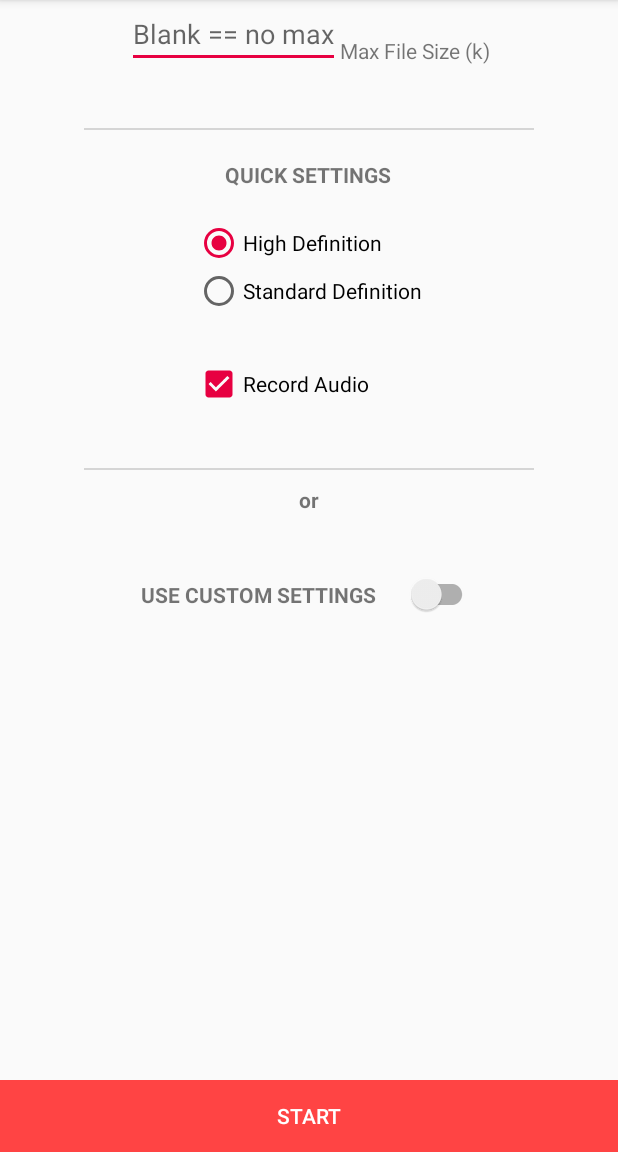
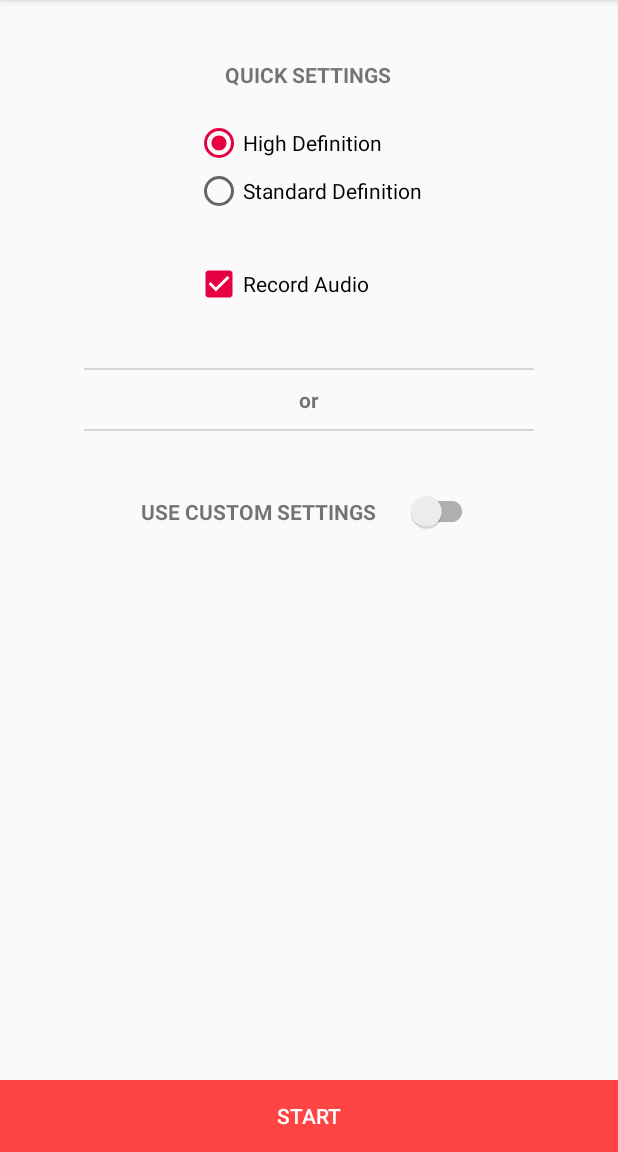
Before and after one commit to HBiSoft/HBRecorder, an Android app: the screen it shows after launch (MainActivity), on a phone screen of 412 x 824 dp, the part 84-1236 px from its top. Run offline under Robolectric (Android 15) with nearby library versions, the phone set to English and light mode, and no system bars.

```diff
--- a/app/src/main/java/com/hbisoft/hbrecorderexample/MainActivity.java
+++ b/app/src/main/java/com/hbisoft/hbrecorderexample/MainActivity.java
@@ -192,7 +192,6 @@ public class MainActivity extends AppCompatActivity implements HBRecorderListene
         radioGroup = findViewById(R.id.radio_group);
         recordAudioCheckBox = findViewById(R.id.audio_check_box);
         custom_settings_switch = findViewById(R.id.custom_settings_switch);
-        maxFileSizeInK = findViewById(R.id.max_file_size);
     }
 
     //Start Button OnClickListener
@@ -487,9 +486,6 @@ public class MainActivity extends AppCompatActivity implements HBRecorderListene
             }
         }
 
-        // Max File Size
-        setRecorderMaxFileSize();
-
     }
 
     //Get/Set the selected settings
@@ -503,10 +499,11 @@ public class MainActivity extends AppCompatActivity implements HBRecorderListene
         hbRecorder.setNotificationSmallIcon(drawable2ByteArray(R.drawable.icon));
         hbRecorder.setNotificationTitle(getString(R.string.stop_recording_notification_title));
         hbRecorder.setNotificationDescription(getString(R.string.stop_recording_notification_message));
-        setRecorderMaxFileSize();
     }
 
-    @RequiresApi(api = Build.VERSION_CODES.LOLLIPOP)
+    // Example of how to set the max file size
+
+    /*@RequiresApi(api = Build.VERSION_CODES.LOLLIPOP)
     private void setRecorderMaxFileSize() {
         String s = maxFileSizeInK.getText().toString();
         long maxFileSizeInKilobytes;
@@ -517,7 +514,7 @@ public class MainActivity extends AppCompatActivity implements HBRecorderListene
         }
         hbRecorder.setMaxFileSize(maxFileSizeInKilobytes * 1024); // Convert to bytes
 
-    }
+    }*/
 
     @Override
     public boolean onCreateOptionsMenu(Menu menu) {
--- a/app/src/main/res/layout/activity_main.xml
+++ b/app/src/main/res/layout/activity_main.xml
@@ -7,47 +7,16 @@
     xmlns:app="http://schemas.android.com/apk/res-auto"
     tools:ignore="Overdraw">
 
-    <LinearLayout
-        android:id="@+id/max_filesize_linear_layout"
-        android:layout_width="wrap_content"
-        android:layout_height="wrap_content"
-        android:orientation="horizontal"
-        android:layout_centerHorizontal="true">
 
-        <EditText
-            android:id="@+id/max_file_size"
-            android:inputType="numberSigned"
-            android:layout_width="wrap_content"
-            android:layout_height="wrap_content"
-            android:hint="@string/max_file_hint"
-            android:importantForAutofill="no" />
 
-        <TextView
-            android:layout_width="wrap_content"
-            android:layout_height="wrap_content"
-            android:text="@string/max_file_label"
-            android:layout_marginTop="10dp"/>
 
-    </LinearLayout>
-
-    <ImageView
-        android:layout_width="300dp"
-        android:layout_height="1dp"
-        android:layout_below="@+id/max_filesize_linear_layout"
-        android:layout_centerHorizontal="true"
-        android:background="#b1b1b1"
-        android:layout_marginTop="40dp"
-        android:id="@+id/hl"
-        android:alpha="0.5"
-        tools:ignore="ContentDescription" />
 
     <TextView
         android:layout_width="wrap_content"
         android:layout_height="wrap_content"
         android:text="@string/quick_settings_title"
-        android:layout_below="@+id/hl"
         android:layout_centerHorizontal="true"
-        android:layout_marginTop="20dp"
+        android:layout_marginTop="40dp"
         android:id="@+id/title_qs"
         android:textStyle="bold"/>
 
@@ -111,10 +80,21 @@
         android:layout_marginTop="10dp"
         android:id="@+id/tvOr"/>
 
+    <ImageView
+        android:layout_width="300dp"
+        android:layout_height="1dp"
+        android:layout_centerHorizontal="true"
+        android:background="#b1b1b1"
+        android:layout_marginTop="10dp"
+        android:layout_below="@+id/tvOr"
+        android:id="@+id/hl2"
+        android:alpha="0.5"
+        tools:ignore="ContentDescription" />
+
     <RelativeLayout
         android:layout_width="match_parent"
         android:layout_height="wrap_content"
-        android:layout_below="@+id/tvOr"
+        android:layout_below="@+id/hl2"
         android:layout_marginTop="40dp"
         android:gravity="center">
 
--- a/app/src/main/res/values/strings.xml
+++ b/app/src/main/res/values/strings.xml
@@ -27,7 +27,7 @@
     <string name="quick_settings_title">QUICK SETTINGS</string>
     <string name="custom_settings_title">USE CUSTOM SETTINGS</string>
     <string name="or_title">or</string>
-    <string name="max_file_hint">Blank == no max</string>
+    <string name="max_file_hint">Enter max file size</string>
     <string name="stop_recording_notification_message">Drag down to stop the recording</string>
     <string name="stop_recording_notification_title">Recording your screen</string>
     <string name="settings_not_supported_message">Some settings are not supported by your device</string>
--- a/hbrecorder/src/main/java/com/hbisoft/hbrecorder/HBRecorder.java
+++ b/hbrecorder/src/main/java/com/hbisoft/hbrecorder/HBRecorder.java
@@ -10,6 +10,7 @@ import android.graphics.BitmapFactory;
 import android.net.Uri;
 import android.os.Build;
 import android.os.Bundle;
+import android.os.CountDownTimer;
 import android.os.Environment;
 
 import androidx.annotation.DrawableRes;
@@ -68,6 +69,8 @@ public class HBRecorder implements MyListener {
     boolean wasOnErrorCalled = false;
     Intent service;
     boolean isPaused = false;
+    boolean isMaxDurationSet = false;
+    int maxDuration = 0;
 
     @RequiresApi(api = Build.VERSION_CODES.LOLLIPOP)
     public HBRecorder(Context context, HBRecorderListener listener) {
@@ -93,6 +96,13 @@ public class HBRecorder implements MyListener {
         mUri = uri;
     }
 
+    /*Set max duration in seconds */
+    public void setMaxDuration(int seconds){
+        isMaxDurationSet = true;
+        maxDuration = seconds * 1000;
+    }
+
+    /*Set max file size in kb*/
     public void setMaxFileSize(long fileSize) {
         maxFileSize = fileSize;
     }
@@ -328,6 +338,8 @@ public class HBRecorder implements MyListener {
                         int onStartCode = resultData.getInt(ON_START_KEY);
                         int errorCode = resultData.getInt(ERROR_KEY);
                         if (errorListener != null) {
+                            //Stop countdown if it was set
+                            stopCountDown();
                             if (!mWasUriSet) {
                                 observer.stopWatching();
                             }
@@ -345,6 +357,8 @@ public class HBRecorder implements MyListener {
                             }
 
                         }else if (onComplete != null){
+                            //Stop countdown if it was set
+                            stopCountDown();
                             //OnComplete for when Uri was passed
                             if (mWasUriSet && !wasOnErrorCalled) {
                                 hbRecorderListener.HBRecorderOnComplete();
@@ -352,6 +366,10 @@ public class HBRecorder implements MyListener {
                             wasOnErrorCalled = false;
                         }else if (onStartCode != 0){
                             hbRecorderListener.HBRecorderOnStart();
+                            //Check if max duration was set and start count down
+                            if (isMaxDurationSet){
+                                startCountdown();
+                            }
                         }
                     }
                 }
@@ -365,6 +383,49 @@ public class HBRecorder implements MyListener {
 
     }
 
+    /*CountdownTimer for when max duration is set*/
+    Countdown countDown = null;
+    private void startCountdown() {
+        countDown = new Countdown(maxDuration, 1000, 0) {
+            @Override
+            public void onTick(long timeLeft) {
+                // Could add a callback to provide the time to the user
+                // Will add if users request this
+            }
+
+            @Override
+            public void onFinished() {
+                onTick(0);
+                // Since the timer is running on a different thread
+                // UI chances should be called from the UI Thread
+                activity.runOnUiThread(new Runnable() {
+                    @Override
+                    public void run() {
+                        try {
+                            stopScreenRecording();
+                            observer.stopWatching();
+                            hbRecorderListener.HBRecorderOnComplete();
+                        } catch (Exception e){
+                            e.printStackTrace();
+                        }
+                    }
+                });
+            }
+
+            @Override
+            public void onStopCalled() {
+                // Currently unused, but might be helpful in the future
+            }
+        };
+        countDown.start();
+    }
+
+    private void stopCountDown(){
+        if (countDown != null) {
+            countDown.stop();
+        }
+    }
+
     /*Complete callback method*/
     @Override
     public void callback() {
```
